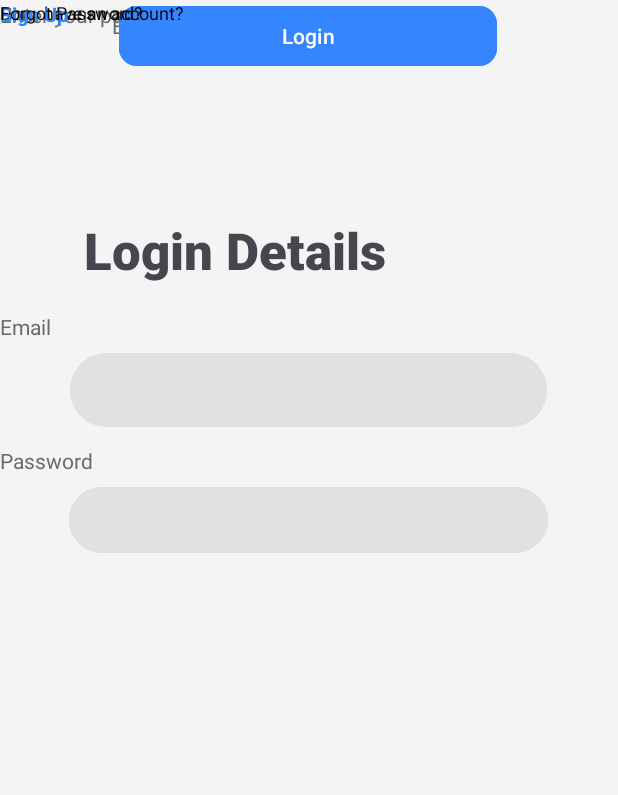
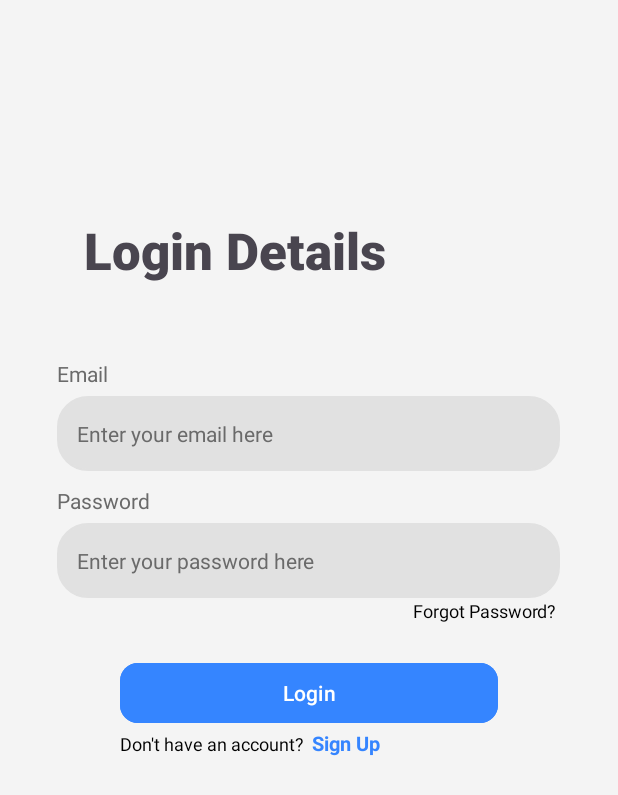
Before and after one commit to YangDaJin0104/MZ_FocusNews, an Android app: the LoginActivity screen opened directly, with no data from a screen before it, on a phone screen of 412 x 824 dp. Shown: the top 795 px of the screen. Run offline under Robolectric (Android 15) with nearby library versions, the phone set to English and light mode, and no system bars.

Commit message:
로그인 레이아웃 정리

```diff
--- a/app/src/main/java/com/example/mz_focusnews/RegisterIdActivity.java
+++ b/app/src/main/java/com/example/mz_focusnews/RegisterIdActivity.java
@@ -14,7 +14,7 @@ public class RegisterIdActivity extends AppCompatActivity {
     protected void onCreate(Bundle savedInstanceState) {
         super.onCreate(savedInstanceState);
         EdgeToEdge.enable(this);
-        setContentView(R.layout.activity_register_id);
+        setContentView(R.layout.activity_register_id_pw);
         ViewCompat.setOnApplyWindowInsetsListener(findViewById(R.id.main), (v, insets) -> {
             Insets systemBars = insets.getInsets(WindowInsetsCompat.Type.systemBars());
             v.setPadding(systemBars.left, systemBars.top, systemBars.right, systemBars.bottom);
--- /dev/null
+++ b/app/src/main/res/drawable/login_edittext_background.xml
@@ -0,0 +1,7 @@
+<?xml version="1.0" encoding="utf-8"?>
+<!-- res/drawable/edittext_background.xml -->
+<shape xmlns:android="http://schemas.android.com/apk/res/android" android:shape="rectangle">
+    <solid android:color="#FFFFFF"/> <!-- 배경 색 -->
+    <corners android:radius="20dp"/> <!-- 타원 형태로 만들기 위한 모서리 반지름 -->
+    <stroke android:color="#000000" android:width="1dp"/> <!-- 테두리 선 -->
+</shape>
--- a/app/src/main/res/layout/activity_login.xml
+++ b/app/src/main/res/layout/activity_login.xml
@@ -1,103 +1,113 @@
 <?xml version="1.0" encoding="utf-8"?>
-<androidx.constraintlayout.widget.ConstraintLayout xmlns:android="http://schemas.android.com/apk/res/android"
+<LinearLayout xmlns:android="http://schemas.android.com/apk/res/android"
     xmlns:app="http://schemas.android.com/apk/res-auto"
     xmlns:tools="http://schemas.android.com/tools"
     android:id="@+id/main"
     android:layout_width="match_parent"
     android:layout_height="match_parent"
     android:background="#F4F4F4"
+    android:orientation="vertical"
     tools:context=".LoginActivity">
 
-    <com.google.android.material.chip.Chip
-        android:id="@+id/btn_loginPw"
-        android:layout_width="335dp"
-        android:layout_height="60dp"
-        android:backgroundTint="#E1E1E1"
-        app:chipStrokeColor="#E1E1E1"
-        app:layout_constraintEnd_toEndOf="parent"
-        app:layout_constraintHorizontal_bias="0.493"
-        app:layout_constraintStart_toStartOf="parent"
-        app:layout_constraintTop_toBottomOf="@+id/text_loginEmail"
-        app:shapeAppearanceOverlay="@style/ShapeAppearance.Material3.Corner.Full" />
+    <LinearLayout
+        android:layout_width="match_parent"
+        android:layout_height="wrap_content"
+        android:layout_marginTop="144dp"
+        android:orientation="vertical">
 
         <TextView
             android:id="@+id/text_loginTitle"
             android:layout_width="wrap_content"
             android:layout_height="wrap_content"
             android:layout_marginStart="56dp"
-        android:layout_marginTop="144dp"
             android:fontFamily="sans-serif-black"
             android:text="Login Details"
-        android:textSize="34sp"
-        app:layout_constraintStart_toStartOf="parent"
-        app:layout_constraintTop_toTopOf="parent" />
+            android:textSize="34sp" />
+    </LinearLayout>
+
+    <LinearLayout
+        android:layout_width="wrap_content"
+        android:layout_height="wrap_content"
+        android:layout_gravity="center"
+        android:layout_marginTop="50dp"
+        android:orientation="vertical">
 
         <TextView
             android:id="@+id/text_loginEmail"
             android:layout_width="wrap_content"
             android:layout_height="wrap_content"
-        android:layout_marginTop="70dp"
+            android:text="Email"
+
+            android:textColor="#6A6A6A" />
+
+        <EditText
+            android:id="@+id/et_loginId"
+            android:layout_width="335dp"
+            android:layout_height="50dp"
+            android:layout_marginTop="5dp"
+            android:background="@drawable/login_edittext_background"
+            android:backgroundTint="#E1E1E1"
+            android:ems="10"
+            android:inputType="text"
+            android:text="\tEnter your email here"
+            android:textColor="#6A6A6A"
+            android:textSize="14sp"
+            app:layout_constraintEnd_toEndOf="parent"
+            app:layout_constraintStart_toStartOf="parent"
+            tools:layout_editor_absoluteY="242dp" />
+    </LinearLayout>
+
+    <LinearLayout
+        android:layout_width="wrap_content"
+        android:layout_height="wrap_content"
+        android:layout_gravity="center"
+        android:orientation="vertical">
+
+        <TextView
+            android:id="@+id/text_loginPw"
+            android:layout_width="wrap_content"
+            android:layout_height="wrap_content"
+            android:layout_marginTop="10dp"
             android:text="Password"
             android:textColor="#6A6A6A"
             app:layout_constraintTop_toBottomOf="@+id/text_loginPw"
             tools:layout_editor_absoluteX="50dp" />
 
-    <TextView
-        android:id="@+id/text_loginPw"
-        android:layout_width="wrap_content"
-        android:layout_height="wrap_content"
-        android:layout_marginTop="208dp"
-        android:text="Email"
-        android:textColor="#6A6A6A"
-        app:layout_constraintTop_toTopOf="parent"
-        tools:layout_editor_absoluteX="50dp" />
-
         <EditText
             android:id="@+id/et_loginPw"
-        android:layout_width="299dp"
-        android:layout_height="41dp"
-        android:background="@null"
-        android:ems="10"
-        android:inputType="textPassword"
-        android:textSize="14sp"
-        app:layout_constraintEnd_toEndOf="parent"
-        app:layout_constraintStart_toStartOf="parent"
-        tools:layout_editor_absoluteY="327dp" />
-
-    <TextView
-        android:id="@+id/et_loginPw2"
-        android:layout_width="166dp"
-        android:layout_height="21dp"
-        android:text="Enter your password here"
-        android:textColor="#6A6A6A"
-        tools:layout_editor_absoluteX="74dp"
-        tools:layout_editor_absoluteY="337dp" />
-
-    <com.google.android.material.chip.Chip
-        android:id="@+id/btn_loginId"
-        android:layout_width="334dp"
-        android:layout_height="65dp"
+            android:layout_width="335dp"
+            android:layout_height="50dp"
+            android:layout_marginTop="5dp"
+            android:background="@drawable/login_edittext_background"
             android:backgroundTint="#E1E1E1"
-        app:chipStrokeColor="#E1E1E1"
-        app:layout_constraintEnd_toEndOf="parent"
-        app:layout_constraintHorizontal_bias="0.493"
-        app:layout_constraintStart_toStartOf="parent"
-        app:layout_constraintTop_toBottomOf="@+id/text_loginPw"
-        app:shapeAppearanceOverlay="@style/ShapeAppearance.Material3.Corner.Full" />
-
-    <EditText
-        android:id="@+id/et_loginId"
-        android:layout_width="263dp"
-        android:layout_height="34dp"
-        android:background="@null"
             android:ems="10"
             android:inputType="text"
-        android:text="Enter your email here"
+            android:text="\tEnter your password here"
             android:textColor="#6A6A6A"
             android:textSize="14sp"
             app:layout_constraintEnd_toEndOf="parent"
             app:layout_constraintStart_toStartOf="parent"
             tools:layout_editor_absoluteY="242dp" />
+
+        <TextView
+            android:id="@+id/et_loginFindPw"
+            android:layout_width="98dp"
+            android:layout_height="19dp"
+            android:layout_gravity="right"
+            android:text="Forgot Password?"
+            android:textColor="#000000"
+            android:textSize="12sp"
+            tools:layout_editor_absoluteX="257dp"
+            tools:layout_editor_absoluteY="377dp" />
+
+    </LinearLayout>
+
+    <LinearLayout
+        android:layout_width="wrap_content"
+        android:layout_height="wrap_content"
+        android:layout_gravity="center"
+        android:layout_marginTop="20dp"
+        android:orientation="vertical">
 
         <Button
             android:id="@+id/btn_registerComplete"
@@ -111,11 +121,15 @@
             app:shapeAppearanceOverlay="@style/ShapeAppearance.Material3.Corner.Medium"
             tools:layout_editor_absoluteY="427dp" />
 
+        <LinearLayout
+            android:layout_width="wrap_content"
+            android:layout_height="wrap_content"
+            android:orientation="horizontal">
             <TextView
                 android:id="@+id/text_loginAccount"
                 android:layout_width="wrap_content"
                 android:layout_height="wrap_content"
-        android:text="Don\t have an account?"
+                android:text="Don't have an account?"
                 android:textColor="#000000"
                 android:textSize="12sp"
                 tools:layout_editor_absoluteX="55dp"
@@ -125,21 +139,14 @@
                 android:id="@+id/et_loginSignup"
                 android:layout_width="wrap_content"
                 android:layout_height="wrap_content"
+                android:layout_marginLeft="5dp"
                 android:text="Sign Up"
                 android:textColor="#3585FF"
                 android:textSize="13sp"
                 android:textStyle="bold"
                 tools:layout_editor_absoluteX="185dp"
                 tools:layout_editor_absoluteY="483dp" />
+        </LinearLayout>
+    </LinearLayout>
 
-    <TextView
-        android:id="@+id/et_loginFindPw"
-        android:layout_width="98dp"
-        android:layout_height="19dp"
-        android:text="Forgot Password?"
-        android:textColor="#000000"
-        android:textSize="12sp"
-        tools:layout_editor_absoluteX="257dp"
-        tools:layout_editor_absoluteY="377dp" />
-
-</androidx.constraintlayout.widget.ConstraintLayout>
+</LinearLayout>
```
Also changed, not shown: app/src/main/res/layout/activity_register_id_pw.xml (renamed from app/src/main/res/layout/activity_register_id.xml, +50 -8 lines). Lines whose indentation alone changed are shown as unchanged.
